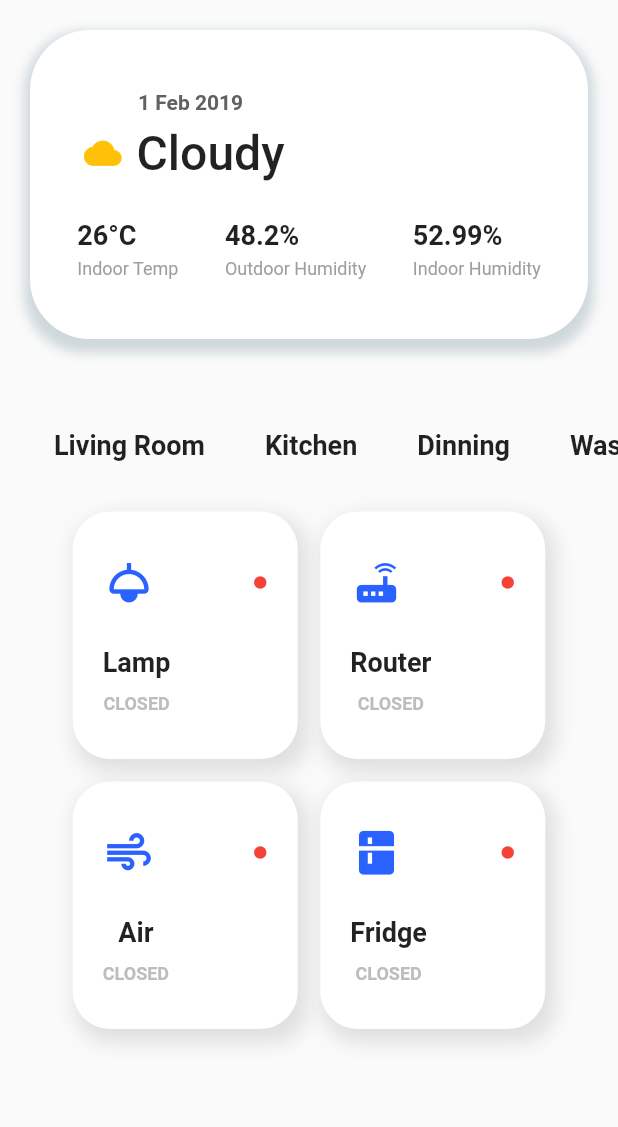
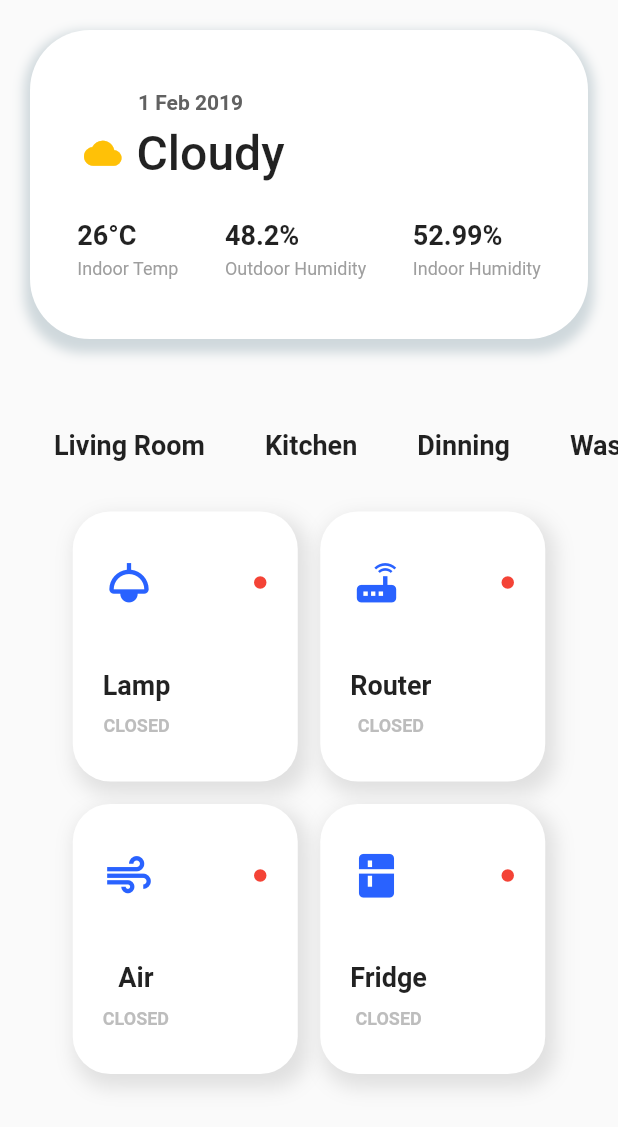
Before and after one commit to LuanFortunato/flutter_second_app, a Flutter app: the screen it shows after launch, on a phone screen of 412 x 824 dp. Shown: the top 1127 px of the screen. Run offline on Flutter 3.47's test engine with Material 2 defaults, Android fonts, the phone set to English and light mode, and no system bars.

Commit message:
[update] style development

```diff
--- a/lib/main.dart
+++ b/lib/main.dart
@@ -239,7 +239,7 @@ class HomePage extends StatelessWidget {
                           ),
                         ],
                       ),
-                      const SizedBox(height: 25),
+                      const Padding(padding: EdgeInsets.all(20)),
                       Column(
                         children: [
                           const Text(
@@ -302,7 +302,7 @@ class HomePage extends StatelessWidget {
                           ),
                         ],
                       ),
-                      const SizedBox(height: 25),
+                      const Padding(padding: EdgeInsets.all(20)),
                       Column(
                         children: [
                           const Text(
@@ -367,7 +367,7 @@ class HomePage extends StatelessWidget {
                           ),
                         ],
                       ),
-                      const SizedBox(height: 25),
+                      const Padding(padding: EdgeInsets.all(20)),
                       Column(
                         children: [
                           const Text(
@@ -430,7 +430,7 @@ class HomePage extends StatelessWidget {
                           ),
                         ],
                       ),
-                      const SizedBox(height: 25),
+                      const Padding(padding: EdgeInsets.all(20)),
                       Column(
                         children: [
                           const Text(
```
